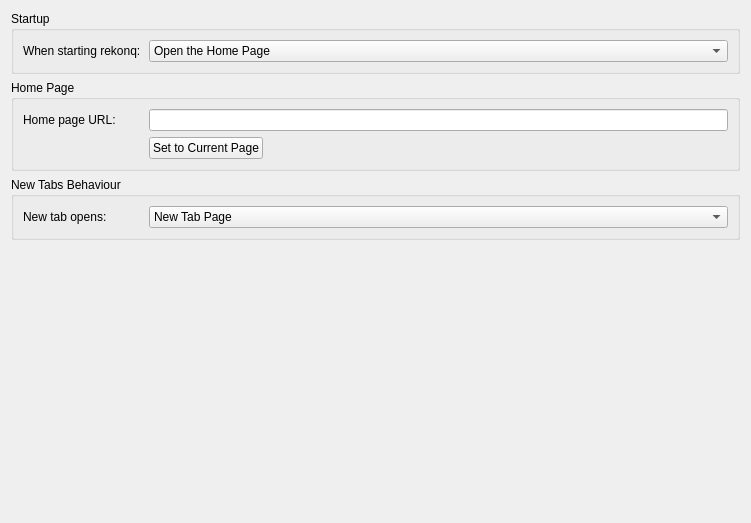
Before: the Qt Designer form src/settings/settings_general.ui in KDE/rekonq, drawn with Qt 5.
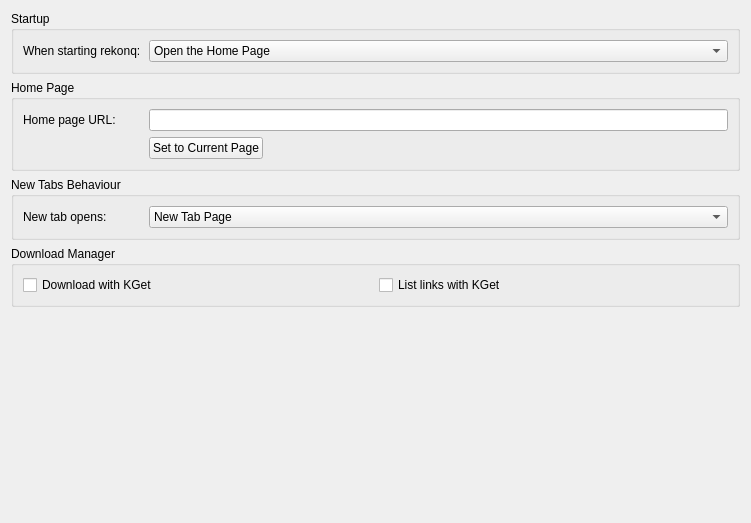
After: the same form once the commit is applied. Custom widgets are drawn as their Qt base class.

Commit message: add options for kget in the config panel replace kio for download

What changed in the file:
```diff
--- a/src/settings/settings_general.ui
+++ b/src/settings/settings_general.ui
@@ -209,6 +209,29 @@
      </layout>
     </widget>
    </item>
+   <item>
+    <widget class="QGroupBox" name="groupBox_4">
+     <property name="title">
+      <string>Download Manager</string>
+     </property>
+     <layout class="QHBoxLayout" name="horizontalLayout_5">
+      <item>
+       <widget class="QCheckBox" name="kcfg_kgetDownload">
+        <property name="text">
+         <string>Download with KGet</string>
+        </property>
+       </widget>
+      </item>
+      <item>
+       <widget class="QCheckBox" name="kcfg_kgetList">
+        <property name="text">
+         <string>List links with KGet</string>
+        </property>
+       </widget>
+      </item>
+     </layout>
+    </widget>
+   </item>
    <item>
     <spacer name="verticalSpacer">
      <property name="orientation">
```
The commit also changes 5 other files.
